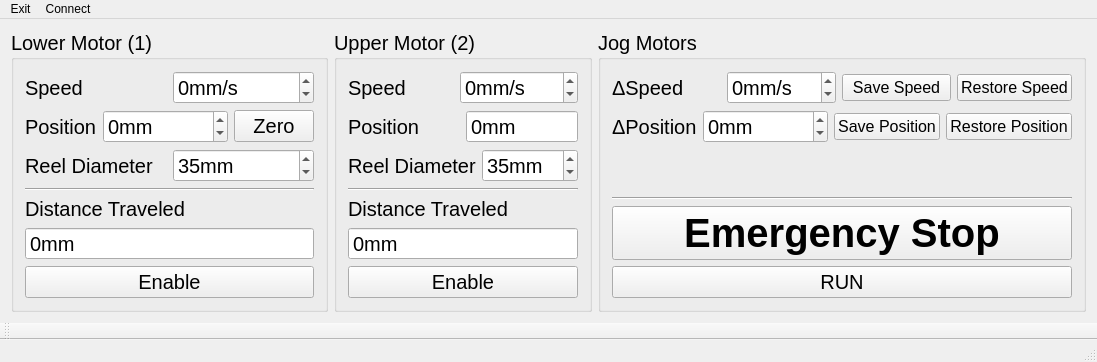
Above: mainwindow.ui from g7uvw/QtMonument before the change. Below: the same form after it.
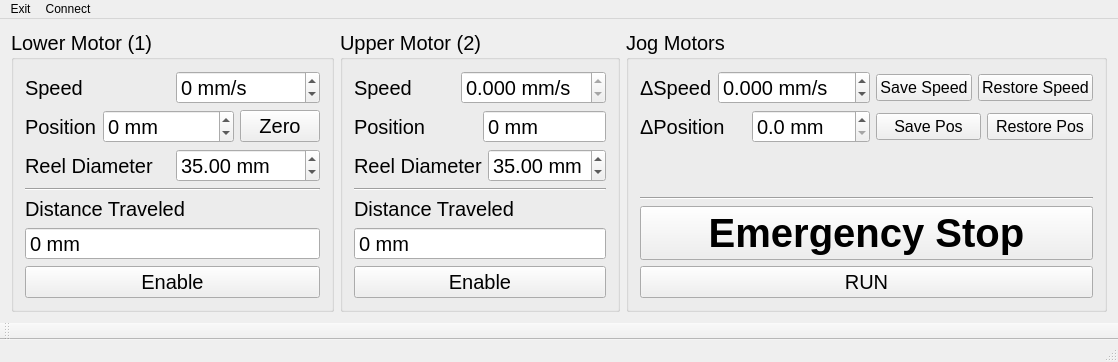
That is the form after the change.

```diff
--- a/mainwindow.ui
+++ b/mainwindow.ui
@@ -41,7 +41,7 @@
             <bool>false</bool>
            </property>
            <property name="suffix">
-            <string>mm/s</string>
+            <string> mm/s</string>
            </property>
            <property name="minimum">
             <number>-500</number>
@@ -68,7 +68,7 @@
             <bool>false</bool>
            </property>
            <property name="suffix">
-            <string>mm</string>
+            <string> mm</string>
            </property>
            <property name="minimum">
             <number>-40000</number>
@@ -100,24 +100,15 @@
           </widget>
          </item>
          <item>
-          <widget class="QSpinBox" name="lower_diameter_spin">
+          <widget class="QDoubleSpinBox" name="lower_diameter_spin">
            <property name="keyboardTracking">
             <bool>false</bool>
            </property>
            <property name="suffix">
-            <string>mm</string>
-           </property>
-           <property name="minimum">
-            <number>5</number>
-           </property>
-           <property name="maximum">
-            <number>500</number>
-           </property>
-           <property name="singleStep">
-            <number>1</number>
+            <string> mm</string>
            </property>
            <property name="value">
-            <number>35</number>
+            <double>35.000000000000000</double>
            </property>
           </widget>
          </item>
@@ -162,7 +153,7 @@
           <bool>false</bool>
          </property>
          <property name="suffix">
-          <string>mm</string>
+          <string> mm</string>
          </property>
          <property name="minimum">
           <number>-60000</number>
@@ -206,21 +197,21 @@
           </widget>
          </item>
          <item>
-          <widget class="QSpinBox" name="upper_speed_spin">
+          <widget class="QDoubleSpinBox" name="upper_speed_spin">
            <property name="cursor">
             <cursorShape>ArrowCursor</cursorShape>
            </property>
+           <property name="readOnly">
+            <bool>true</bool>
+           </property>
            <property name="keyboardTracking">
             <bool>false</bool>
            </property>
            <property name="suffix">
-            <string>mm/s</string>
+            <string> mm/s</string>
            </property>
-           <property name="minimum">
-            <number>-500</number>
-           </property>
-           <property name="maximum">
-            <number>500</number>
+           <property name="decimals">
+            <number>3</number>
            </property>
           </widget>
          </item>
@@ -237,6 +228,9 @@
          </item>
          <item>
           <widget class="QSpinBox" name="upper_pos_spin">
+           <property name="enabled">
+            <bool>true</bool>
+           </property>
            <property name="readOnly">
             <bool>true</bool>
            </property>
@@ -247,7 +241,7 @@
             <bool>false</bool>
            </property>
            <property name="suffix">
-            <string>mm</string>
+            <string> mm</string>
            </property>
            <property name="minimum">
             <number>-40000</number>
@@ -269,21 +263,15 @@
           </widget>
          </item>
          <item>
-          <widget class="QSpinBox" name="upper_diameter_spin">
+          <widget class="QDoubleSpinBox" name="upper_diameter_spin">
            <property name="keyboardTracking">
             <bool>false</bool>
            </property>
            <property name="suffix">
-            <string>mm</string>
-           </property>
-           <property name="minimum">
-            <number>5</number>
-           </property>
-           <property name="maximum">
-            <number>500</number>
+            <string> mm</string>
            </property>
            <property name="value">
-            <number>35</number>
+            <double>35.000000000000000</double>
            </property>
           </widget>
          </item>
@@ -328,7 +316,7 @@
           <bool>false</bool>
          </property>
          <property name="suffix">
-          <string>mm</string>
+          <string> mm</string>
          </property>
          <property name="minimum">
           <number>-60000</number>
@@ -336,6 +324,9 @@
          <property name="maximum">
           <number>60000</number>
          </property>
+         <property name="value">
+          <number>0</number>
+         </property>
         </widget>
        </item>
        <item>
@@ -372,15 +363,18 @@
           </widget>
          </item>
          <item>
-          <widget class="QSpinBox" name="jog_speed_spin">
+          <widget class="QDoubleSpinBox" name="jog_speed_spin">
            <property name="suffix">
-            <string>mm/s</string>
+            <string> mm/s</string>
+           </property>
+           <property name="decimals">
+            <number>3</number>
            </property>
            <property name="minimum">
-            <number>-20</number>
+            <double>-90.000000000000000</double>
            </property>
-           <property name="maximum">
-            <number>20</number>
+           <property name="singleStep">
+            <double>0.010000000000000</double>
            </property>
           </widget>
          </item>
@@ -420,15 +414,12 @@
           </widget>
          </item>
          <item>
-          <widget class="QSpinBox" name="jog_pos_spin">
+          <widget class="QDoubleSpinBox" name="jog_pos_spin">
            <property name="suffix">
-            <string>mm</string>
+            <string> mm</string>
            </property>
-           <property name="minimum">
-            <number>-40000</number>
-           </property>
-           <property name="maximum">
-            <number>40000</number>
+           <property name="decimals">
+            <number>1</number>
            </property>
           </widget>
          </item>
@@ -440,7 +431,7 @@
             </font>
            </property>
            <property name="text">
-            <string>Save Position</string>
+            <string>Save Pos</string>
            </property>
           </widget>
          </item>
@@ -452,7 +443,7 @@
             </font>
            </property>
            <property name="text">
-            <string>Restore Position</string>
+            <string>Restore Pos</string>
            </property>
           </widget>
          </item>
```
